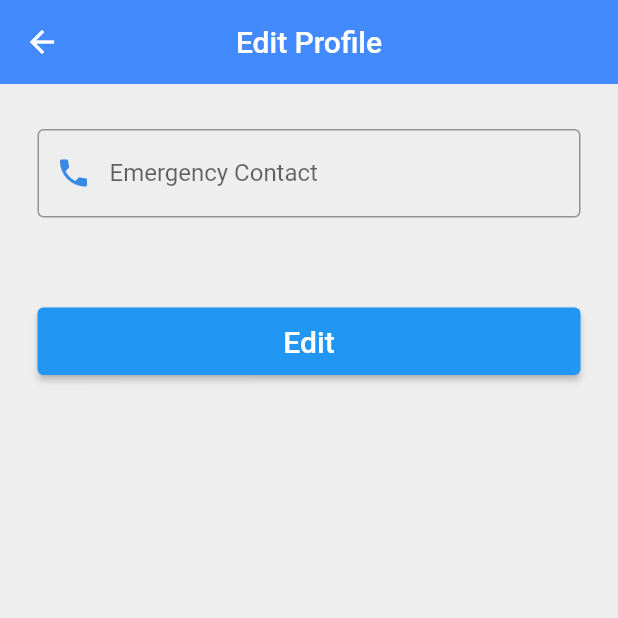
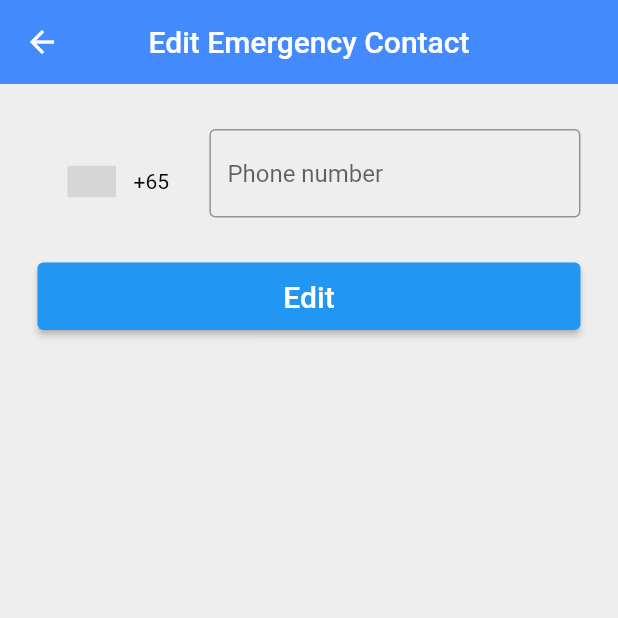
Before and after one commit to alcohol08/flutter_breathalyzer_finaldemo-main, a Flutter app: the EditProfileScreen screen opened directly, on a phone screen of 412 x 824 dp, the top half of it. Run offline on Flutter 3.47's test engine with Material 2 defaults, Android fonts, the phone set to English and light mode, and no system bars; drawn by our look-alikes of intl_phone_number_input; our stand-ins replace cloud_firestore, date_field, email_validator, firebase_auth, firebase_core, flutter_bluetooth_serial and 7 more; missing offline and left inert: twilio_flutter; accounts and stored records are empty; grey boxes are pictures that could not be loaded.

Commit message:
Added the Init Phone Number

```diff
--- a/flutter_breathalyzer_finaldemo/lib/Screens/editprofile.dart
+++ b/flutter_breathalyzer_finaldemo/lib/Screens/editprofile.dart
@@ -4,6 +4,7 @@ import 'package:flutter/services.dart';
 import 'package:flutter_breathalyzer/Components/button.dart';
 import 'package:cloud_firestore/cloud_firestore.dart';
 import '../Screens/profile.dart';
+import 'package:intl_phone_number_input/intl_phone_number_input.dart';
 
 class EditProfileScreen extends StatefulWidget {
   @override
@@ -17,6 +18,8 @@ class _EditProfileScreenState extends State<EditProfileScreen> {
   String ec = '';
   bool isloading = false;
 
+  final TextEditingController controller = TextEditingController();
+
   Future<void> updateUser() {
     return FirebaseFirestore.instance.collection('users')
         .doc(firebaseUser!.uid)
@@ -28,7 +31,7 @@ class _EditProfileScreenState extends State<EditProfileScreen> {
   Widget build(BuildContext context) {
     return Scaffold(
       appBar: AppBar(
-        title: Text('Edit Profile'),
+        title: Text('Edit Emergency Contact'),
         centerTitle: true,
         leading: BackButton(),
         backgroundColor: Colors.blueAccent,
@@ -36,8 +39,7 @@ class _EditProfileScreenState extends State<EditProfileScreen> {
       ),
       body: isloading
           ? Center(
-        child: CircularProgressIndicator(),
-      )
+            child: CircularProgressIndicator(),)
           : Form(
         key: formkey,
             child: AnnotatedRegion<SystemUiOverlayStyle>(
@@ -55,20 +57,28 @@ class _EditProfileScreenState extends State<EditProfileScreen> {
                         mainAxisAlignment: MainAxisAlignment.center,
                         children: [
                           SizedBox(height: 30),
-                      TextFormField(
-                          decoration: const InputDecoration(
-                              prefixIcon: Icon(
-                                  Icons.phone,
-                                  color: Color(0xFF398AE5)),
-                              hintStyle: TextStyle(color: Colors.black45),
-                              errorStyle: TextStyle(color: Colors.redAccent),
-                              border: OutlineInputBorder(),
-                              labelText: 'Emergency Contact'
+                          InternationalPhoneNumberInput(
+                            onInputChanged: (PhoneNumber number) {
+                              //print(number.phoneNumber);
+                              setState((){ec = number.toString();});
+                            },
+                            selectorConfig: SelectorConfig(
+                              selectorType: PhoneInputSelectorType.BOTTOM_SHEET,
                             ),
-                          onChanged: (value) {
-                            ec = value;
-                          }),
-                      SizedBox(height: 30),
+                            ignoreBlank: false,
+                            autoValidateMode: AutovalidateMode.disabled,
+                            selectorTextStyle: TextStyle(color: Colors.black),
+                            initialValue: PhoneNumber(isoCode: 'SG'),
+                            textFieldController: controller,
+                            formatInput: false,
+                            keyboardType:
+                            TextInputType.numberWithOptions(signed: true, decimal: true),
+                            inputBorder: OutlineInputBorder(),
+                            onSaved: (PhoneNumber number) {
+                              print('On Saved: $number');
+                              //ed = number;
+                            },
+                          ),
                           SizedBox(height: 30),
                           LoginSignupButton(
                             title: 'Edit',
--- a/flutter_breathalyzer_finaldemo/lib/Screens/profile.dart
+++ b/flutter_breathalyzer_finaldemo/lib/Screens/profile.dart
@@ -138,7 +138,6 @@ class _ProfileScreenState extends State<ProfileScreen> {
               indent: 48,
               endIndent: 48
           ),
-
           const SizedBox(height: 25),
           Container(
             padding: EdgeInsets.symmetric(horizontal: 48),
@@ -191,7 +190,6 @@ class _ProfileScreenState extends State<ProfileScreen> {
               ],
             ),
           ),
-
           Container(
             padding: EdgeInsets.symmetric(horizontal: 48),
             child: Column(
--- a/flutter_breathalyzer_finaldemo/lib/main.dart
+++ b/flutter_breathalyzer_finaldemo/lib/main.dart
@@ -2,6 +2,7 @@
 import 'package:flutter/material.dart';
 import 'package:firebase_core/firebase_core.dart';
 import 'Screens/Introscreen.dart';
+import 'Screens/home.dart';
 
 void main()async {
   WidgetsFlutterBinding.ensureInitialized();
@@ -20,7 +21,7 @@ class MyApp extends StatelessWidget {
       theme: ThemeData(
         primarySwatch: Colors.blue,
       ),
-      home: IntroScreen(),
+      home: HomeScreen(),
     );
   }
 }
--- a/flutter_breathalyzer_finaldemo/pubspec.yaml
+++ b/flutter_breathalyzer_finaldemo/pubspec.yaml
@@ -36,6 +36,7 @@ dependencies:
     sdk: flutter
   intl: ^0.17.0
   introduction_screen: ^2.1.0
+  intl_phone_number_input: ^0.7.0+2
 
 
 
```
Also changed, not shown: flutter_breathalyzer_finaldemo/pubspec.lock. Lines whose indentation alone changed are shown as unchanged.
